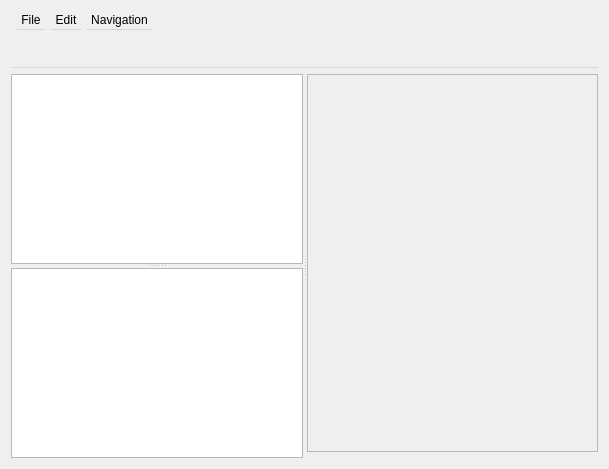
The window that src/eeleditor.ui (timschneeb/LiveprogIDE) describes before a commit, drawn with Qt 5.
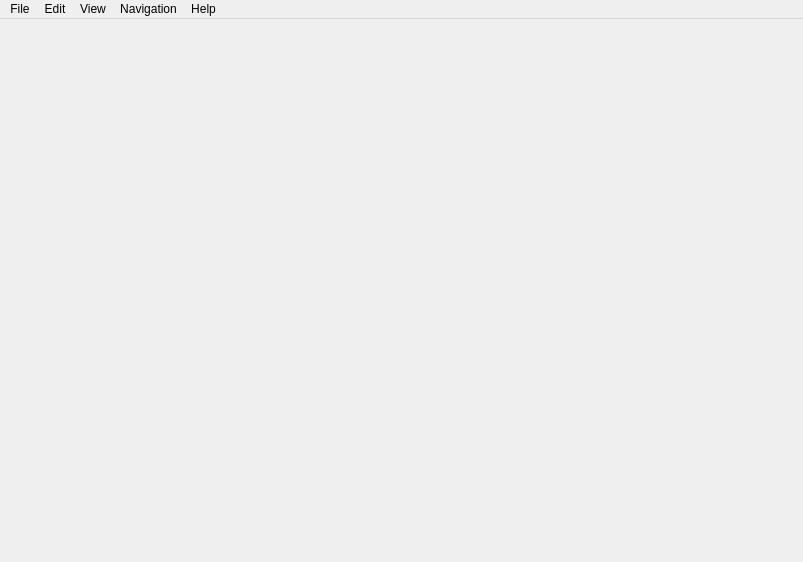
The same window after the commit. Custom widgets are drawn as their Qt base class.

```diff
--- a/src/eeleditor.ui
+++ b/src/eeleditor.ui
@@ -1,21 +1,28 @@
 <?xml version="1.0" encoding="UTF-8"?>
 <ui version="4.0">
  <class>EELEditor</class>
- <widget class="QDialog" name="EELEditor">
+ <widget class="QMainWindow" name="EELEditor">
   <property name="geometry">
    <rect>
     <x>0</x>
     <y>0</y>
-    <width>609</width>
-    <height>469</height>
+    <width>803</width>
+    <height>562</height>
    </rect>
   </property>
   <property name="windowTitle">
    <string>EEL Script Editor</string>
   </property>
-  <layout class="QVBoxLayout" name="verticalLayout_3">
-   <item>
+  <widget class="QWidget" name="centralwidget"/>
     <widget class="QMenuBar" name="menuBar">
+   <property name="geometry">
+    <rect>
+     <x>0</x>
+     <y>0</y>
+     <width>803</width>
+     <height>18</height>
+    </rect>
+   </property>
      <property name="defaultUp">
       <bool>false</bool>
      </property>
@@ -49,66 +56,23 @@
       <addaction name="actionGo_to_init"/>
       <addaction name="actionGo_to_sample"/>
      </widget>
+   <widget class="QMenu" name="menuView">
+    <property name="title">
+     <string>View</string>
+    </property>
+   </widget>
+   <widget class="QMenu" name="menuHelp">
+    <property name="title">
+     <string>Help</string>
+    </property>
+    <addaction name="actionEEL2_documentation"/>
+   </widget>
      <addaction name="menuFile"/>
      <addaction name="menuEdit"/>
+   <addaction name="menuView"/>
      <addaction name="menuNavigation"/>
-    </widget>
-   </item>
-   <item>
-    <layout class="QVBoxLayout" name="verticalLayout_2">
-     <item>
-      <widget class="QSplitter" name="splitter_main">
-       <property name="orientation">
-        <enum>Qt::Horizontal</enum>
-       </property>
-       <widget class="QSplitter" name="splitter_sidebar">
-        <property name="orientation">
-         <enum>Qt::Vertical</enum>
-        </property>
-        <widget class="ProjectView" name="projectView">
-         <property name="movement">
-          <enum>QListView::Static</enum>
-         </property>
-        </widget>
-        <widget class="CodeOutline" name="outline">
-         <property name="indentation">
-          <number>20</number>
-         </property>
-         <attribute name="headerVisible">
-          <bool>false</bool>
-         </attribute>
-         <column>
-          <property name="text">
-           <string>Outline</string>
-          </property>
-         </column>
-        </widget>
-       </widget>
-       <widget class="QWidget" name="layoutWidget">
-        <layout class="QVBoxLayout" name="verticalLayout" stretch="0,0">
-         <property name="sizeConstraint">
-          <enum>QLayout::SetMinAndMaxSize</enum>
-         </property>
-         <property name="leftMargin">
-          <number>0</number>
-         </property>
-         <item>
-          <widget class="CodeEditor" name="codeEdit">
-           <property name="enabled">
-            <bool>false</bool>
-           </property>
-          </widget>
-         </item>
-         <item>
-          <widget class="FindReplaceForm" name="findReplaceForm" native="true"/>
-         </item>
-        </layout>
-       </widget>
-      </widget>
-     </item>
-    </layout>
-   </item>
-  </layout>
+   <addaction name="menuHelp"/>
+  </widget>
   <action name="actionOpen_file">
    <property name="text">
     <string>Open File</string>
@@ -233,29 +197,6 @@
    </property>
   </action>
  </widget>
- <customwidgets>
-  <customwidget>
-   <class>FindReplaceForm</class>
-   <extends>QWidget</extends>
-   <header>widgets/findreplaceform.h</header>
-   <container>1</container>
-  </customwidget>
-  <customwidget>
-   <class>CodeOutline</class>
-   <extends>QTreeWidget</extends>
-   <header>widgets/codeoutline.h</header>
-  </customwidget>
-  <customwidget>
-   <class>CodeEditor</class>
-   <extends>QTextEdit</extends>
-   <header>widgets/codeeditor.h</header>
-  </customwidget>
-  <customwidget>
-   <class>ProjectView</class>
-   <extends>QListWidget</extends>
-   <header>widgets/projectview.h</header>
-  </customwidget>
- </customwidgets>
  <resources/>
  <connections/>
 </ui>
```
Left out of the diff: 5 changed lines with no effect on the pictures. Lines whose indentation alone changed are shown as unchanged.
